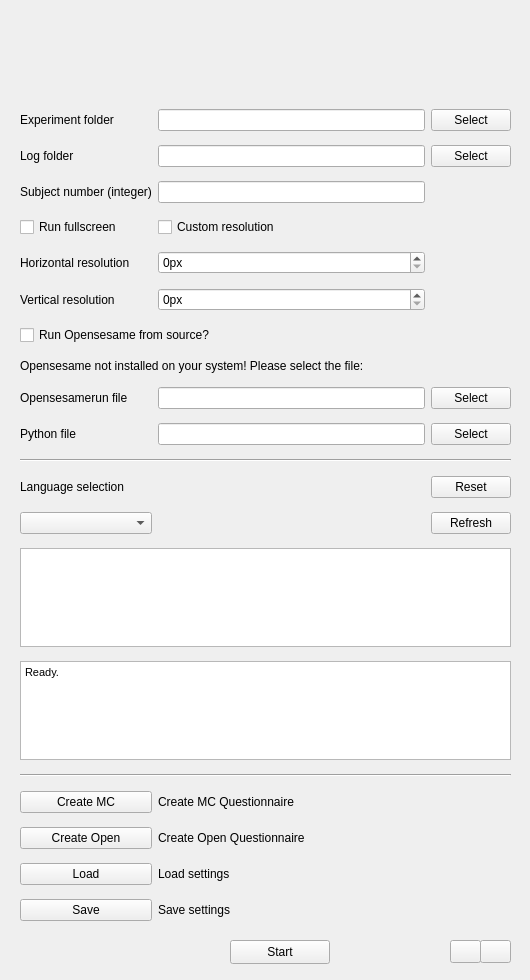
The window that resources/experimentmanager.ui (dev-jam/opensesame-toolbox) describes before a commit, drawn with Qt 5.
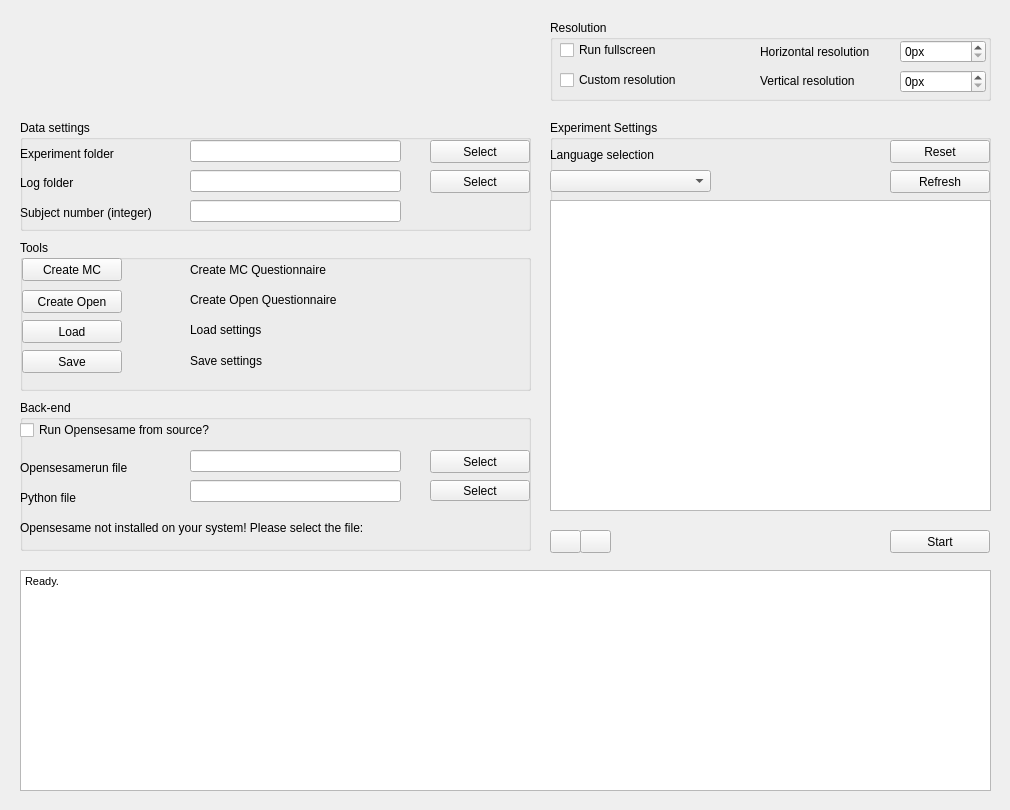
The same window after the commit. Icons and pictures are not drawn.

Diff of the .ui file:
```diff
--- a/resources/experimentmanager.ui
+++ b/resources/experimentmanager.ui
@@ -6,438 +6,962 @@
    <rect>
     <x>0</x>
     <y>0</y>
-    <width>530</width>
-    <height>980</height>
+    <width>1010</width>
+    <height>810</height>
    </rect>
   </property>
   <property name="windowTitle">
    <string>MainWindow</string>
   </property>
   <widget class="QWidget" name="centralwidget">
-   <widget class="QPushButton" name="startButton">
-    <property name="geometry">
-     <rect>
-      <x>230</x>
-      <y>940</y>
-      <width>100</width>
-      <height>24</height>
-     </rect>
+   <widget class="QTextEdit" name="statusBox">
+    <property name="enabled">
+     <bool>true</bool>
     </property>
-    <property name="toolTip">
-     <string>Start the experiment</string>
-    </property>
-    <property name="text">
-     <string>Start</string>
-    </property>
-   </widget>
-   <widget class="QWidget" name="gridLayoutWidget">
     <property name="geometry">
      <rect>
       <x>20</x>
-      <y>15</y>
-      <width>491</width>
-      <height>906</height>
+      <y>570</y>
+      <width>971</width>
+      <height>221</height>
      </rect>
     </property>
-    <layout class="QGridLayout" name="gridLayout">
-     <property name="verticalSpacing">
-      <number>14</number>
-     </property>
-     <item row="1" column="0">
-      <widget class="QLabel" name="inputFolderLabel">
-       <property name="toolTip">
-        <string>Location of the experiment folder. This folder must contain language folders. The experiment files have to be placed in the language folders. </string>
-       </property>
-       <property name="text">
-        <string>Experiment folder</string>
-       </property>
-      </widget>
-     </item>
-     <item row="20" column="0">
-      <widget class="QPushButton" name="createOpenButton">
-       <property name="text">
-        <string>Create Open</string>
-       </property>
-      </widget>
-     </item>
-     <item row="10" column="1">
-      <widget class="QLineEdit" name="pythonLineEdit">
-       <property name="readOnly">
-        <bool>true</bool>
-       </property>
-      </widget>
-     </item>
-     <item row="21" column="0">
-      <widget class="QPushButton" name="restoreSettingsButton">
-       <property name="toolTip">
-        <string>Load experiment settings</string>
-       </property>
-       <property name="text">
-        <string>Load</string>
-       </property>
-      </widget>
-     </item>
-     <item row="19" column="1">
-      <widget class="QLabel" name="createMCLabel">
-       <property name="text">
-        <string>Create MC Questionnaire</string>
-       </property>
-      </widget>
-     </item>
-     <item row="20" column="1">
-      <widget class="QLabel" name="createOpenLabel">
-       <property name="text">
-        <string>Create Open Questionnaire</string>
-       </property>
-      </widget>
-     </item>
-     <item row="7" column="0" colspan="2">
-      <widget class="QCheckBox" name="srcCheckBox">
-       <property name="sizePolicy">
-        <sizepolicy hsizetype="Preferred" vsizetype="Preferred">
-         <horstretch>0</horstretch>
-         <verstretch>0</verstretch>
-        </sizepolicy>
-       </property>
-       <property name="toolTip">
-        <string>If OpenSesame is not installed on your system you can also use the source of the Opensesame</string>
-       </property>
-       <property name="statusTip">
-        <string/>
-       </property>
-       <property name="text">
-        <string>Run Opensesame from source?</string>
-       </property>
-      </widget>
-     </item>
-     <item row="2" column="0">
-      <widget class="QLabel" name="logFolderLabel">
-       <property name="toolTip">
-        <string>Select the folder where the log files will be saved.</string>
-       </property>
-       <property name="text">
-        <string>Log folder</string>
-       </property>
-      </widget>
-     </item>
-     <item row="15" column="0">
-      <widget class="QComboBox" name="languageComboBox">
-       <property name="toolTip">
-        <string>Select the language</string>
-       </property>
-      </widget>
-     </item>
-     <item row="3" column="1">
-      <widget class="QLineEdit" name="subjectLineEdit"/>
-     </item>
-     <item row="13" column="0" colspan="3">
-      <widget class="Line" name="line">
-       <property name="orientation">
-        <enum>Qt::Horizontal</enum>
-       </property>
-      </widget>
-     </item>
-     <item row="0" column="0" colspan="3">
-      <widget class="QLabel" name="image">
-       <property name="sizePolicy">
-        <sizepolicy hsizetype="Expanding" vsizetype="Fixed">
-         <horstretch>0</horstretch>
-         <verstretch>0</verstretch>
-        </sizepolicy>
-       </property>
-       <property name="minimumSize">
-        <size>
-         <width>0</width>
-         <height>80</height>
-        </size>
-       </property>
-       <property name="maximumSize">
-        <size>
-         <width>16777215</width>
-         <height>80</height>
-        </size>
-       </property>
-       <property name="text">
-        <string/>
-       </property>
-      </widget>
-     </item>
-     <item row="17" column="0" colspan="3">
-      <widget class="QTextEdit" name="statusBox">
-       <property name="enabled">
-        <bool>true</bool>
-       </property>
-       <property name="sizePolicy">
-        <sizepolicy hsizetype="Expanding" vsizetype="Expanding">
-         <horstretch>0</horstretch>
-         <verstretch>0</verstretch>
-        </sizepolicy>
-       </property>
-       <property name="minimumSize">
-        <size>
-         <width>0</width>
-         <height>0</height>
-        </size>
-       </property>
-       <property name="html">
-        <string>&lt;!DOCTYPE HTML PUBLIC &quot;-//W3C//DTD HTML 4.0//EN&quot; &quot;http://www.w3.org/TR/REC-html40/strict.dtd&quot;&gt;
+    <property name="sizePolicy">
+     <sizepolicy hsizetype="Fixed" vsizetype="Fixed">
+      <horstretch>0</horstretch>
+      <verstretch>0</verstretch>
+     </sizepolicy>
+    </property>
+    <property name="minimumSize">
+     <size>
+      <width>0</width>
+      <height>0</height>
+     </size>
+    </property>
+    <property name="html">
+     <string>&lt;!DOCTYPE HTML PUBLIC &quot;-//W3C//DTD HTML 4.0//EN&quot; &quot;http://www.w3.org/TR/REC-html40/strict.dtd&quot;&gt;
 &lt;html&gt;&lt;head&gt;&lt;meta name=&quot;qrichtext&quot; content=&quot;1&quot; /&gt;&lt;style type=&quot;text/css&quot;&gt;
 p, li { white-space: pre-wrap; }
-&lt;/style&gt;&lt;/head&gt;&lt;body style=&quot; font-family:'DejaVu Sans'; font-size:9pt; font-weight:400; font-style:normal;&quot;&gt;
+&lt;/style&gt;&lt;/head&gt;&lt;body style=&quot; font-family:'Sans Serif'; font-size:9pt; font-weight:400; font-style:normal;&quot;&gt;
 &lt;p style=&quot; margin-top:0px; margin-bottom:0px; margin-left:0px; margin-right:0px; -qt-block-indent:0; text-indent:0px;&quot;&gt;&lt;span style=&quot; font-family:'MS Shell Dlg 2'; font-size:8pt;&quot;&gt;Ready.&lt;/span&gt;&lt;/p&gt;&lt;/body&gt;&lt;/html&gt;</string>
-       </property>
-      </widget>
-     </item>
-     <item row="8" column="0" colspan="3">
-      <widget class="QLabel" name="opensesameNotFoundLabel">
-       <property name="text">
-        <string>Opensesame not installed on your system! Please select the file:</string>
-       </property>
-      </widget>
-     </item>
-     <item row="3" column="0">
-      <widget class="QLabel" name="subjectlabel">
-       <property name="toolTip">
-        <string>Insert the subject number</string>
-       </property>
-       <property name="text">
-        <string>Subject number (integer)</string>
-       </property>
-      </widget>
-     </item>
-     <item row="10" column="0">
-      <widget class="QLabel" name="pythonLabel">
-       <property name="toolTip">
-        <string>Select the python executable, if left empty the system wide installed python will be used</string>
-       </property>
-       <property name="text">
-        <string>Python file</string>
-       </property>
-      </widget>
-     </item>
-     <item row="23" column="1">
-      <widget class="QLabel" name="saveLabel">
-       <property name="text">
-        <string>Save settings</string>
-       </property>
-      </widget>
-     </item>
-     <item row="2" column="1">
-      <widget class="QLineEdit" name="logFolderDestination">
-       <property name="dragEnabled">
-        <bool>false</bool>
-       </property>
-       <property name="readOnly">
-        <bool>true</bool>
-       </property>
-      </widget>
-     </item>
-     <item row="10" column="2">
-      <widget class="QPushButton" name="pythonButton">
-       <property name="toolTip">
-        <string>Select the python executable, if left empty the system wide installed python will be used</string>
-       </property>
-       <property name="text">
-        <string>Select</string>
-       </property>
-      </widget>
-     </item>
-     <item row="1" column="2">
-      <widget class="QPushButton" name="inputFolderButton">
-       <property name="toolTip">
-        <string>Select folder containing the data files</string>
-       </property>
-       <property name="statusTip">
-        <string/>
-       </property>
-       <property name="text">
-        <string>Select</string>
-       </property>
-      </widget>
-     </item>
-     <item row="18" column="0" colspan="3">
-      <widget class="Line" name="line_2">
-       <property name="orientation">
-        <enum>Qt::Horizontal</enum>
-       </property>
-      </widget>
-     </item>
-     <item row="9" column="1">
-      <widget class="QLineEdit" name="opensesamerunLineEdit">
-       <property name="readOnly">
-        <bool>true</bool>
-       </property>
-      </widget>
-     </item>
-     <item row="1" column="1">
-      <widget class="QLineEdit" name="inputFolderLocation">
-       <property name="readOnly">
-        <bool>true</bool>
-       </property>
-      </widget>
-     </item>
-     <item row="15" column="2">
-      <widget class="QPushButton" name="refreshButton">
-       <property name="text">
-        <string>Refresh</string>
-       </property>
-      </widget>
-     </item>
-     <item row="9" column="2">
-      <widget class="QPushButton" name="opensesamerunButton">
-       <property name="toolTip">
-        <string>Select the opensesamerun file</string>
-       </property>
-       <property name="text">
-        <string>Select</string>
-       </property>
-      </widget>
-     </item>
-     <item row="14" column="0">
-      <widget class="QLabel" name="insertAnswerLabel">
-       <property name="text">
-        <string>Language selection</string>
-       </property>
-      </widget>
-     </item>
-     <item row="19" column="0">
-      <widget class="QPushButton" name="createMCButton">
-       <property name="text">
-        <string>Create MC</string>
-       </property>
-      </widget>
-     </item>
-     <item row="2" column="2">
-      <widget class="QPushButton" name="logFolderButton">
-       <property name="toolTip">
-        <string>Select destination folder to save the log files</string>
-       </property>
-       <property name="statusTip">
-        <string/>
-       </property>
-       <property name="text">
-        <string>Select</string>
-       </property>
-      </widget>
-     </item>
-     <item row="23" column="0">
-      <widget class="QPushButton" name="saveSettingsButton">
-       <property name="toolTip">
-        <string>Save experiment settings</string>
-       </property>
-       <property name="text">
-        <string>Save</string>
-       </property>
-      </widget>
-     </item>
-     <item row="21" column="1">
-      <widget class="QLabel" name="loadLabel">
-       <property name="text">
-        <string>Load settings</string>
-       </property>
-      </widget>
-     </item>
-     <item row="16" column="0" colspan="3">
-      <widget class="QListWidget" name="experimentListWidget">
-       <property name="acceptDrops">
-        <bool>false</bool>
-       </property>
-       <property name="toolTip">
-        <string>Drag and Drop the experiments to change the order. Only items which are checked will be used</string>
-       </property>
-       <property name="editTriggers">
-        <set>QAbstractItemView::NoEditTriggers</set>
-       </property>
-       <property name="dragEnabled">
-        <bool>true</bool>
-       </property>
-       <property name="dragDropMode">
-        <enum>QAbstractItemView::InternalMove</enum>
-       </property>
-       <property name="defaultDropAction">
-        <enum>Qt::MoveAction</enum>
-       </property>
-       <property name="selectionMode">
-        <enum>QAbstractItemView::SingleSelection</enum>
-       </property>
-      </widget>
-     </item>
-     <item row="9" column="0">
-      <widget class="QLabel" name="opensesamerunLabel">
-       <property name="toolTip">
-        <string>Select the opensesamerun file</string>
-       </property>
-       <property name="text">
-        <string>Opensesamerun file</string>
-       </property>
-      </widget>
-     </item>
-     <item row="14" column="2">
-      <widget class="QPushButton" name="resetButton">
-       <property name="text">
-        <string>Reset</string>
-       </property>
-      </widget>
-     </item>
-     <item row="5" column="0">
-      <widget class="QLabel" name="resolutionHorizontalLabel">
-       <property name="text">
-        <string>Horizontal resolution</string>
-       </property>
-      </widget>
-     </item>
-     <item row="4" column="0">
-      <widget class="QCheckBox" name="fullscreenCheckBox">
-       <property name="text">
-        <string>Run fullscreen</string>
-       </property>
-      </widget>
-     </item>
-     <item row="5" column="1">
-      <widget class="QSpinBox" name="resolutionHorizontalSpinBox">
-       <property name="suffix">
-        <string>px</string>
-       </property>
-       <property name="maximum">
-        <number>10000</number>
-       </property>
-      </widget>
-     </item>
-     <item row="4" column="1">
-      <widget class="QCheckBox" name="customResolutionCheckBox">
-       <property name="text">
-        <string>Custom resolution</string>
-       </property>
-      </widget>
-     </item>
-     <item row="6" column="1">
-      <widget class="QSpinBox" name="resolutionVerticalSpinBox">
-       <property name="suffix">
-        <string>px</string>
-       </property>
-       <property name="maximum">
-        <number>10000</number>
-       </property>
-      </widget>
-     </item>
-     <item row="6" column="0">
-      <widget class="QLabel" name="resolutionVerticalLabel">
-       <property name="text">
-        <string>Vertical resolution</string>
-       </property>
-      </widget>
-     </item>
-    </layout>
+    </property>
+   </widget>
+   <widget class="QGroupBox" name="groupBox">
+    <property name="geometry">
+     <rect>
+      <x>20</x>
+      <y>120</y>
+      <width>511</width>
+      <height>111</height>
+     </rect>
+    </property>
+    <property name="title">
+     <string>Data settings</string>
+    </property>
+    <widget class="QLabel" name="inputFolderLabel">
+     <property name="geometry">
+      <rect>
+       <x>0</x>
+       <y>26</y>
+       <width>110</width>
+       <height>16</height>
+      </rect>
+     </property>
+     <property name="sizePolicy">
+      <sizepolicy hsizetype="Fixed" vsizetype="Fixed">
+       <horstretch>0</horstretch>
+       <verstretch>0</verstretch>
+      </sizepolicy>
+     </property>
+     <property name="toolTip">
+      <string>Location of the experiment folder. This folder must contain language folders. The experiment files have to be placed in the language folders. </string>
+     </property>
+     <property name="text">
+      <string>Experiment folder</string>
+     </property>
+    </widget>
+    <widget class="QLabel" name="logFolderLabel">
+     <property name="geometry">
+      <rect>
+       <x>0</x>
+       <y>55</y>
+       <width>62</width>
+       <height>16</height>
+      </rect>
+     </property>
+     <property name="sizePolicy">
+      <sizepolicy hsizetype="Fixed" vsizetype="Fixed">
+       <horstretch>0</horstretch>
+       <verstretch>0</verstretch>
+      </sizepolicy>
+     </property>
+     <property name="toolTip">
+      <string>Select the folder where the log files will be saved.</string>
+     </property>
+     <property name="text">
+      <string>Log folder</string>
+     </property>
+    </widget>
+    <widget class="QLineEdit" name="inputFolderLocation">
+     <property name="geometry">
+      <rect>
+       <x>170</x>
+       <y>20</y>
+       <width>211</width>
+       <height>22</height>
+      </rect>
+     </property>
+     <property name="sizePolicy">
+      <sizepolicy hsizetype="Minimum" vsizetype="Fixed">
+       <horstretch>0</horstretch>
+       <verstretch>0</verstretch>
+      </sizepolicy>
+     </property>
+     <property name="readOnly">
+      <bool>true</bool>
+     </property>
+    </widget>
+    <widget class="QLineEdit" name="logFolderDestination">
+     <property name="geometry">
+      <rect>
+       <x>170</x>
+       <y>50</y>
+       <width>211</width>
+       <height>22</height>
+      </rect>
+     </property>
+     <property name="sizePolicy">
+      <sizepolicy hsizetype="Minimum" vsizetype="Fixed">
+       <horstretch>0</horstretch>
+       <verstretch>0</verstretch>
+      </sizepolicy>
+     </property>
+     <property name="dragEnabled">
+      <bool>false</bool>
+     </property>
+     <property name="readOnly">
+      <bool>true</bool>
+     </property>
+    </widget>
+    <widget class="QPushButton" name="inputFolderButton">
+     <property name="geometry">
+      <rect>
+       <x>410</x>
+       <y>20</y>
+       <width>100</width>
+       <height>23</height>
+      </rect>
+     </property>
+     <property name="sizePolicy">
+      <sizepolicy hsizetype="Fixed" vsizetype="Fixed">
+       <horstretch>0</horstretch>
+       <verstretch>0</verstretch>
+      </sizepolicy>
+     </property>
+     <property name="minimumSize">
+      <size>
+       <width>100</width>
+       <height>23</height>
+      </size>
+     </property>
+     <property name="maximumSize">
+      <size>
+       <width>100</width>
+       <height>23</height>
+      </size>
+     </property>
+     <property name="toolTip">
+      <string>Select folder containing the data files</string>
+     </property>
+     <property name="statusTip">
+      <string/>
+     </property>
+     <property name="text">
+      <string>Select</string>
+     </property>
+    </widget>
+    <widget class="QPushButton" name="logFolderButton">
+     <property name="geometry">
+      <rect>
+       <x>410</x>
+       <y>50</y>
+       <width>100</width>
+       <height>23</height>
+      </rect>
+     </property>
+     <property name="sizePolicy">
+      <sizepolicy hsizetype="Fixed" vsizetype="Fixed">
+       <horstretch>0</horstretch>
+       <verstretch>0</verstretch>
+      </sizepolicy>
+     </property>
+     <property name="minimumSize">
+      <size>
+       <width>100</width>
+       <height>23</height>
+      </size>
+     </property>
+     <property name="maximumSize">
+      <size>
+       <width>100</width>
+       <height>23</height>
+      </size>
+     </property>
+     <property name="toolTip">
+      <string>Select destination folder to save the log files</string>
+     </property>
+     <property name="statusTip">
+      <string/>
+     </property>
+     <property name="text">
+      <string>Select</string>
+     </property>
+    </widget>
+    <widget class="QLabel" name="subjectlabel">
+     <property name="geometry">
+      <rect>
+       <x>0</x>
+       <y>85</y>
+       <width>158</width>
+       <height>16</height>
+      </rect>
+     </property>
+     <property name="sizePolicy">
+      <sizepolicy hsizetype="Fixed" vsizetype="Fixed">
+       <horstretch>0</horstretch>
+       <verstretch>0</verstretch>
+      </sizepolicy>
+     </property>
+     <property name="toolTip">
+      <string>Insert the subject number</string>
+     </property>
+     <property name="text">
+      <string>Subject number (integer)</string>
+     </property>
+    </widget>
+    <widget class="QLineEdit" name="subjectLineEdit">
+     <property name="geometry">
+      <rect>
+       <x>170</x>
+       <y>80</y>
+       <width>211</width>
+       <height>22</height>
+      </rect>
+     </property>
+     <property name="sizePolicy">
+      <sizepolicy hsizetype="Minimum" vsizetype="Fixed">
+       <horstretch>0</horstretch>
+       <verstretch>0</verstretch>
+      </sizepolicy>
+     </property>
+    </widget>
+   </widget>
+   <widget class="QGroupBox" name="groupBox_2">
+    <property name="geometry">
+     <rect>
+      <x>550</x>
+      <y>20</y>
+      <width>441</width>
+      <height>81</height>
+     </rect>
+    </property>
+    <property name="title">
+     <string>Resolution</string>
+    </property>
+    <widget class="QCheckBox" name="fullscreenCheckBox">
+     <property name="geometry">
+      <rect>
+       <x>10</x>
+       <y>20</y>
+       <width>113</width>
+       <height>20</height>
+      </rect>
+     </property>
+     <property name="sizePolicy">
+      <sizepolicy hsizetype="Fixed" vsizetype="Fixed">
+       <horstretch>0</horstretch>
+       <verstretch>0</verstretch>
+      </sizepolicy>
+     </property>
+     <property name="text">
+      <string>Run fullscreen</string>
+     </property>
+    </widget>
+    <widget class="QCheckBox" name="customResolutionCheckBox">
+     <property name="geometry">
+      <rect>
+       <x>10</x>
+       <y>50</y>
+       <width>138</width>
+       <height>20</height>
+      </rect>
+     </property>
+     <property name="sizePolicy">
+      <sizepolicy hsizetype="Fixed" vsizetype="Fixed">
+       <horstretch>0</horstretch>
+       <verstretch>0</verstretch>
+      </sizepolicy>
+     </property>
+     <property name="text">
+      <string>Custom resolution</string>
+     </property>
+    </widget>
+    <widget class="QLabel" name="resolutionHorizontalLabel">
+     <property name="geometry">
+      <rect>
+       <x>210</x>
+       <y>24</y>
+       <width>129</width>
+       <height>16</height>
+      </rect>
+     </property>
+     <property name="sizePolicy">
+      <sizepolicy hsizetype="Fixed" vsizetype="Fixed">
+       <horstretch>0</horstretch>
+       <verstretch>0</verstretch>
+      </sizepolicy>
+     </property>
+     <property name="text">
+      <string>Horizontal resolution</string>
+     </property>
+    </widget>
+    <widget class="QLabel" name="resolutionVerticalLabel">
+     <property name="geometry">
+      <rect>
+       <x>210</x>
+       <y>53</y>
+       <width>114</width>
+       <height>16</height>
+      </rect>
+     </property>
+     <property name="sizePolicy">
+      <sizepolicy hsizetype="Fixed" vsizetype="Fixed">
+       <horstretch>0</horstretch>
+       <verstretch>0</verstretch>
+      </sizepolicy>
+     </property>
+     <property name="text">
+      <string>Vertical resolution</string>
+     </property>
+    </widget>
+    <widget class="QSpinBox" name="resolutionHorizontalSpinBox">
+     <property name="geometry">
+      <rect>
+       <x>350</x>
+       <y>20</y>
+       <width>86</width>
+       <height>23</height>
+      </rect>
+     </property>
+     <property name="suffix">
+      <string>px</string>
+     </property>
+     <property name="maximum">
+      <number>10000</number>
+     </property>
+    </widget>
+    <widget class="QSpinBox" name="resolutionVerticalSpinBox">
+     <property name="geometry">
+      <rect>
+       <x>350</x>
+       <y>50</y>
+       <width>86</width>
+       <height>23</height>
+      </rect>
+     </property>
+     <property name="suffix">
+      <string>px</string>
+     </property>
+     <property name="maximum">
+      <number>10000</number>
+     </property>
+    </widget>
+   </widget>
+   <widget class="QGroupBox" name="groupBox_3">
+    <property name="geometry">
+     <rect>
+      <x>20</x>
+      <y>400</y>
+      <width>511</width>
+      <height>151</height>
+     </rect>
+    </property>
+    <property name="title">
+     <string>Back-end</string>
+    </property>
+    <widget class="QCheckBox" name="srcCheckBox">
+     <property name="geometry">
+      <rect>
+       <x>0</x>
+       <y>20</y>
+       <width>219</width>
+       <height>20</height>
+      </rect>
+     </property>
+     <property name="sizePolicy">
+      <sizepolicy hsizetype="Fixed" vsizetype="Fixed">
+       <horstretch>0</horstretch>
+       <verstretch>0</verstretch>
+      </sizepolicy>
+     </property>
+     <property name="toolTip">
+      <string>If OpenSesame is not installed on your system you can also use the source of the Opensesame</string>
+     </property>
+     <property name="statusTip">
+      <string/>
+     </property>
+     <property name="text">
+      <string>Run Opensesame from source?</string>
+     </property>
+    </widget>
+    <widget class="QLabel" name="opensesamerunLabel">
+     <property name="geometry">
+      <rect>
+       <x>0</x>
+       <y>60</y>
+       <width>125</width>
+       <height>16</height>
+      </rect>
+     </property>
+     <property name="sizePolicy">
+      <sizepolicy hsizetype="Fixed" vsizetype="Fixed">
+       <horstretch>0</horstretch>
+       <verstretch>0</verstretch>
+      </sizepolicy>
+     </property>
+     <property name="toolTip">
+      <string>Select the opensesamerun file</string>
+     </property>
+     <property name="text">
+      <string>Opensesamerun file</string>
+     </property>
+    </widget>
+    <widget class="QLabel" name="pythonLabel">
+     <property name="geometry">
+      <rect>
+       <x>0</x>
+       <y>90</y>
+       <width>65</width>
+       <height>16</height>
+      </rect>
+     </property>
+     <property name="sizePolicy">
+      <sizepolicy hsizetype="Fixed" vsizetype="Fixed">
+       <horstretch>0</horstretch>
+       <verstretch>0</verstretch>
+      </sizepolicy>
+     </property>
+     <property name="toolTip">
+      <string>Select the python executable, if left empty the system wide installed python will be used</string>
+     </property>
+     <property name="text">
+      <string>Python file</string>
+     </property>
+    </widget>
+    <widget class="QLineEdit" name="opensesamerunLineEdit">
+     <property name="geometry">
+      <rect>
+       <x>170</x>
+       <y>50</y>
+       <width>211</width>
+       <height>22</height>
+      </rect>
+     </property>
+     <property name="sizePolicy">
+      <sizepolicy hsizetype="Minimum" vsizetype="Fixed">
+       <horstretch>0</horstretch>
+       <verstretch>0</verstretch>
+      </sizepolicy>
+     </property>
+     <property name="readOnly">
+      <bool>true</bool>
+     </property>
+    </widget>
+    <widget class="QLineEdit" name="pythonLineEdit">
+     <property name="geometry">
+      <rect>
+       <x>170</x>
+       <y>80</y>
+       <width>211</width>
+       <height>22</height>
+      </rect>
+     </property>
+     <property name="sizePolicy">
+      <sizepolicy hsizetype="Minimum" vsizetype="Fixed">
+       <horstretch>0</horstretch>
+       <verstretch>0</verstretch>
+      </sizepolicy>
+     </property>
+     <property name="readOnly">
+      <bool>true</bool>
+     </property>
+    </widget>
+    <widget class="QPushButton" name="opensesamerunButton">
+     <property name="geometry">
+      <rect>
+       <x>410</x>
+       <y>50</y>
+       <width>100</width>
+       <height>23</height>
+      </rect>
+     </property>
+     <property name="sizePolicy">
+      <sizepolicy hsizetype="Fixed" vsizetype="Fixed">
+       <horstretch>0</horstretch>
+       <verstretch>0</verstretch>
+      </sizepolicy>
+     </property>
+     <property name="minimumSize">
+      <size>
+       <width>100</width>
+       <height>23</height>
+      </size>
+     </property>
+     <property name="maximumSize">
+      <size>
+       <width>100</width>
+       <height>23</height>
+      </size>
+     </property>
+     <property name="toolTip">
+      <string>Select the opensesamerun file</string>
+     </property>
+     <property name="text">
+      <string>Select</string>
+     </property>
+    </widget>
+    <widget class="QPushButton" name="pythonButton">
+     <property name="geometry">
+      <rect>
+       <x>410</x>
+       <y>80</y>
+       <width>100</width>
+       <height>21</height>
+      </rect>
+     </property>
+     <property name="sizePolicy">
+      <sizepolicy hsizetype="Fixed" vsizetype="Fixed">
+       <horstretch>0</horstretch>
+       <verstretch>0</verstretch>
+      </sizepolicy>
+     </property>
+     <property name="minimumSize">
+      <size>
+       <width>100</width>
+       <height>21</height>
+      </size>
+     </property>
+     <property name="maximumSize">
+      <size>
+       <width>100</width>
+       <height>21</height>
+      </size>
+     </property>
+     <property name="toolTip">
+      <string>Select the python executable, if left empty the system wide installed python will be used</string>
+     </property>
+     <property name="text">
+      <string>Select</string>
+     </property>
+    </widget>
+    <widget class="QLabel" name="opensesameNotFoundLabel">
+     <property name="geometry">
+      <rect>
+       <x>0</x>
+       <y>120</y>
+       <width>407</width>
+       <height>16</height>
+      </rect>
+     </property>
+     <property name="sizePolicy">
+      <sizepolicy hsizetype="Fixed" vsizetype="Fixed">
+       <horstretch>0</horstretch>
+       <verstretch>0</verstretch>
+      </sizepolicy>
+     </property>
+     <property name="text">
+      <string>Opensesame not installed on your system! Please select the file:</string>
+     </property>
+    </widget>
+   </widget>
+   <widget class="QGroupBox" name="groupBox_4">
+    <property name="geometry">
+     <rect>
+      <x>550</x>
+      <y>120</y>
+      <width>441</width>
+      <height>391</height>
+     </rect>
+    </property>
+    <property name="title">
+     <string>Experiment Settings</string>
+    </property>
+    <widget class="QLabel" name="insertAnswerLabel">
+     <property name="geometry">
+      <rect>
+       <x>0</x>
+       <y>27</y>
+       <width>123</width>
+       <height>16</height>
+      </rect>
+     </property>
+     <property name="text">
+      <string>Language selection</string>
+     </property>
+    </widget>
+    <widget class="QComboBox" name="languageComboBox">
+     <property name="geometry">
+      <rect>
+       <x>0</x>
+       <y>50</y>
+       <width>161</width>
+       <height>22</height>
+      </rect>
+     </property>
+     <property name="sizePolicy">
+      <sizepolicy hsizetype="Minimum" vsizetype="Fixed">
+       <horstretch>0</horstretch>
+       <verstretch>0</verstretch>
+      </sizepolicy>
+     </property>
+     <property name="toolTip">
+      <string>Select the language</string>
+     </property>
+    </widget>
+    <widget class="QPushButton" name="resetButton">
+     <property name="geometry">
+      <rect>
+       <x>340</x>
+       <y>20</y>
+       <width>100</width>
+       <height>23</height>
+      </rect>
+     </property>
+     <property name="sizePolicy">
+      <sizepolicy hsizetype="Fixed" vsizetype="Fixed">
+       <horstretch>0</horstretch>
+       <verstretch>0</verstretch>
+      </sizepolicy>
+     </property>
+     <property name="minimumSize">
+      <size>
+       <width>100</width>
+       <height>23</height>
+      </size>
+     </property>
+     <property name="maximumSize">
+      <size>
+       <width>100</width>
+       <height>23</height>
+      </size>
+     </property>
+     <property name="text">
+      <string>Reset</string>
+     </property>
+    </widget>
+    <widget class="QPushButton" name="refreshButton">
+     <property name="geometry">
+      <rect>
+       <x>340</x>
+       <y>50</y>
+       <width>100</width>
+       <height>23</height>
+      </rect>
+     </property>
+     <property name="sizePolicy">
+      <sizepolicy hsizetype="Fixed" vsizetype="Fixed">
+       <horstretch>0</horstretch>
+       <verstretch>0</verstretch>
+      </sizepolicy>
+     </property>
+     <property name="minimumSize">
+      <size>
+       <width>100</width>
+       <height>23</height>
+      </size>
+     </property>
+     <property name="maximumSize">
+      <size>
+       <width>100</width>
+       <height>23</height>
+      </size>
+     </property>
+     <property name="text">
+      <string>Refresh</string>
+     </property>
+    </widget>
+    <widget class="QListWidget" name="experimentListWidget">
+     <property name="geometry">
+      <rect>
+       <x>0</x>
+       <y>80</y>
+       <width>441</width>
+       <height>311</height>
+      </rect>
+     </property>
+     <property name="sizePolicy">
+      <sizepolicy hsizetype="Fixed" vsizetype="Fixed">
+       <horstretch>0</horstretch>
+       <verstretch>0</verstretch>
+      </sizepolicy>
+     </property>
+     <property name="acceptDrops">
+      <bool>false</bool>
+     </property>
+     <property name="toolTip">
+      <string>Drag and Drop the experiments to change the order. Only items which are checked will be used</string>
+     </property>
+     <property name="editTriggers">
+      <set>QAbstractItemView::NoEditTriggers</set>
+     </property>
+     <property name="dragEnabled">
+      <bool>true</bool>
+     </property>
+     <property name="dragDropMode">
+      <enum>QAbstractItemView::InternalMove</enum>
+     </property>
+     <property name="defaultDropAction">
+      <enum>Qt::MoveAction</enum>
+     </property>
+     <property name="selectionMode">
+      <enum>QAbstractItemView::SingleSelection</enum>
+     </property>
+    </widget>
+   </widget>
+   <widget class="QGroupBox" name="groupBox_5">
+    <property name="geometry">
+     <rect>
+      <x>20</x>
+      <y>240</y>
+      <width>511</width>
+      <height>151</height>
+     </rect>
+    </property>
+    <property name="title">
+     <string>Tools</string>
+    </property>
+    <widget class="QLabel" name="loadLabel">
+     <property name="geometry">
+      <rect>
+       <x>170</x>
+       <y>82</y>
+       <width>85</width>
+       <height>16</height>
+      </rect>
+     </property>
+     <property name="sizePolicy">
+      <sizepolicy hsizetype="Fixed" vsizetype="Fixed">
+       <horstretch>0</horstretch>
+       <verstretch>0</verstretch>
+      </sizepolicy>
+     </property>
+     <property name="text">
+      <string>Load settings</string>
+     </property>
+    </widget>
+    <widget class="QPushButton" name="createOpenButton">
+     <property name="geometry">
+      <rect>
+       <x>2</x>
+       <y>50</y>
+       <width>100</width>
+       <height>23</height>
+      </rect>
+     </property>
+     <property name="sizePolicy">
+      <sizepolicy hsizetype="Fixed" vsizetype="Fixed">
+       <horstretch>0</horstretch>
+       <verstretch>0</verstretch>
+      </sizepolicy>
+     </property>
+     <property name="minimumSize">
+      <size>
+       <width>100</width>
+       <height>23</height>
+      </size>
+     </property>
+     <property name="maximumSize">
+      <size>
+       <width>100</width>
+       <height>23</height>
+      </size>
+     </property>
+     <property name="text">
+      <string>Create Open</string>
+     </property>
+    </widget>
+    <widget class="QLabel" name="saveLabel">
+     <property name="geometry">
+      <rect>
+       <x>170</x>
+       <y>113</y>
+       <width>85</width>
+       <height>16</height>
+      </rect>
+     </property>
+     <property name="sizePolicy">
+      <sizepolicy hsizetype="Fixed" vsizetype="Fixed">
+       <horstretch>0</horstretch>
+       <verstretch>0</verstretch>
+      </sizepolicy>
+     </property>
+     <property name="text">
+      <string>Save settings</string>
+     </property>
+    </widget>
+    <widget class="QLabel" name="createOpenLabel">
+     <property name="geometry">
+      <rect>
+       <x>170</x>
+       <y>52</y>
+       <width>171</width>
+       <height>16</height>
+      </rect>
+     </property>
+     <property name="sizePolicy">
+      <sizepolicy hsizetype="Fixed" vsizetype="Fixed">
+       <horstretch>0</horstretch>
+       <verstretch>0</verstretch>
+      </sizepolicy>
+     </property>
+     <property name="text">
+      <string>Create Open Questionnaire</string>
+     </property>
+    </widget>
+    <widget class="QPushButton" name="saveSettingsButton">
+     <property name="geometry">
+      <rect>
+       <x>2</x>
+       <y>110</y>
+       <width>100</width>
+       <height>23</height>
+      </rect>
+     </property>
+     <property name="sizePolicy">
+      <sizepolicy hsizetype="Fixed" vsizetype="Fixed">
+       <horstretch>0</horstretch>
+       <verstretch>0</verstretch>
+      </sizepolicy>
+     </property>
+     <property name="minimumSize">
+      <size>
+       <width>100</width>
+       <height>23</height>
+      </size>
+     </property>
+     <property name="maximumSize">
+      <size>
+       <width>100</width>
+       <height>23</height>
+      </size>
+     </property>
+     <property name="toolTip">
+      <string>Save experiment settings</string>
+     </property>
+     <property name="text">
+      <string>Save</string>
+     </property>
+    </widget>
+    <widget class="QPushButton" name="createMCButton">
+     <property name="geometry">
+      <rect>
+       <x>2</x>
+       <y>18</y>
+       <width>100</width>
+       <height>23</height>
+      </rect>
+     </property>
+     <property name="sizePolicy">
+      <sizepolicy hsizetype="Fixed" vsizetype="Fixed">
+       <horstretch>0</horstretch>
+       <verstretch>0</verstretch>
+      </sizepolicy>
+     </property>
+     <property name="minimumSize">
+      <size>
+       <width>100</width>
+       <height>23</height>
+      </size>
+     </property>
+     <property name="maximumSize">
+      <size>
+       <width>100</width>
+       <height>23</height>
+      </size>
+     </property>
+     <property name="text">
+      <string>Create MC</string>
+     </property>
+    </widget>
+    <widget class="QPushButton" name="restoreSettingsButton">
+     <property name="geometry">
+      <rect>
+       <x>2</x>
+       <y>80</y>
+       <width>100</width>
+       <height>23</height>
+      </rect>
+     </property>
+     <property name="sizePolicy">
+      <sizepolicy hsizetype="Fixed" vsizetype="Fixed">
+       <horstretch>0</horstretch>
+       <verstretch>0</verstretch>
+      </sizepolicy>
+     </property>
+     <property name="minimumSize">
+      <size>
+       <width>100</width>
+       <height>23</height>
+      </size>
+     </property>
+     <property name="maximumSize">
+      <size>
+       <width>100</width>
+       <height>23</height>
+      </size>
+     </property>
+     <property name="toolTip">
+      <string>Load experiment settings</string>
+     </property>
+     <property name="text">
+      <string>Load</string>
+     </property>
+    </widget>
+    <widget class="QLabel" name="createMCLabel">
+     <property name="geometry">
+      <rect>
+       <x>170</x>
+       <y>22</y>
+       <width>156</width>
+       <height>16</height>
+      </rect>
+     </property>
+     <property name="sizePolicy">
+      <sizepolicy hsizetype="Fixed" vsizetype="Fixed">
+       <horstretch>0</horstretch>
+       <verstretch>0</verstretch>
+      </sizepolicy>
+     </property>
+     <property name="text">
+      <string>Create MC Questionnaire</string>
+     </property>
+    </widget>
    </widget>
    <widget class="QPushButton" name="docButton">
     <property name="geometry">
      <rect>
-      <x>450</x>
-      <y>940</y>
+      <x>550</x>
+      <y>530</y>
       <width>31</width>
       <height>23</height>
      </rect>
     </property>
+    <property name="sizePolicy">
+     <sizepolicy hsizetype="Fixed" vsizetype="Fixed">
+      <horstretch>0</horstretch>
+      <verstretch>0</verstretch>
+     </sizepolicy>
+    </property>
     <property name="toolTip">
      <string>Help</string>
     </property>
@@ -458,12 +982,18 @@
    <widget class="QPushButton" name="aboutButton">
     <property name="geometry">
      <rect>
-      <x>480</x>
-      <y>940</y>
+      <x>580</x>
+      <y>530</y>
       <width>31</width>
       <height>23</height>
      </rect>
     </property>
+    <property name="sizePolicy">
+     <sizepolicy hsizetype="Fixed" vsizetype="Fixed">
+      <horstretch>0</horstretch>
+      <verstretch>0</verstretch>
+     </sizepolicy>
+    </property>
     <property name="toolTip">
      <string>About this application...</string>
     </property>
@@ -481,6 +1011,81 @@
      </size>
     </property>
    </widget>
+   <widget class="QLabel" name="image">
+    <property name="geometry">
+     <rect>
+      <x>20</x>
+      <y>20</y>
+      <width>511</width>
+      <height>80</height>
+     </rect>
+    </property>
+    <property name="sizePolicy">
+     <sizepolicy hsizetype="Expanding" vsizetype="Fixed">
+      <horstretch>0</horstretch>
+      <verstretch>0</verstretch>
+     </sizepolicy>
+    </property>
+    <property name="minimumSize">
+     <size>
+      <width>0</width>
+      <height>80</height>
+     </size>
+    </property>
+    <property name="maximumSize">
+     <size>
+      <width>16777215</width>
+      <height>80</height>
+     </size>
+    </property>
+    <property name="text">
+     <string/>
+    </property>
+   </widget>
+   <widget class="QPushButton" name="startButton">
+    <property name="geometry">
+     <rect>
+      <x>890</x>
+      <y>530</y>
+      <width>100</width>
+      <height>23</height>
+     </rect>
+    </property>
+    <property name="sizePolicy">
+     <sizepolicy hsizetype="Fixed" vsizetype="Fixed">
+      <horstretch>0</horstretch>
+      <verstretch>0</verstretch>
+     </sizepolicy>
+    </property>
+    <property name="minimumSize">
+     <size>
+      <width>100</width>
+      <height>23</height>
+     </size>
+    </property>
+    <property name="maximumSize">
+     <size>
+      <width>100</width>
+      <height>23</height>
+     </size>
+    </property>
+    <property name="toolTip">
+     <string>Start the experiment</string>
+    </property>
+    <property name="text">
+     <string>Start</string>
+    </property>
+   </widget>
+   <zorder>image</zorder>
+   <zorder>startButton</zorder>
+   <zorder>statusBox</zorder>
+   <zorder>groupBox</zorder>
+   <zorder>groupBox_2</zorder>
+   <zorder>groupBox_3</zorder>
+   <zorder>groupBox_4</zorder>
+   <zorder>groupBox_5</zorder>
+   <zorder>docButton</zorder>
+   <zorder>aboutButton</zorder>
   </widget>
  </widget>
  <resources/>
```
